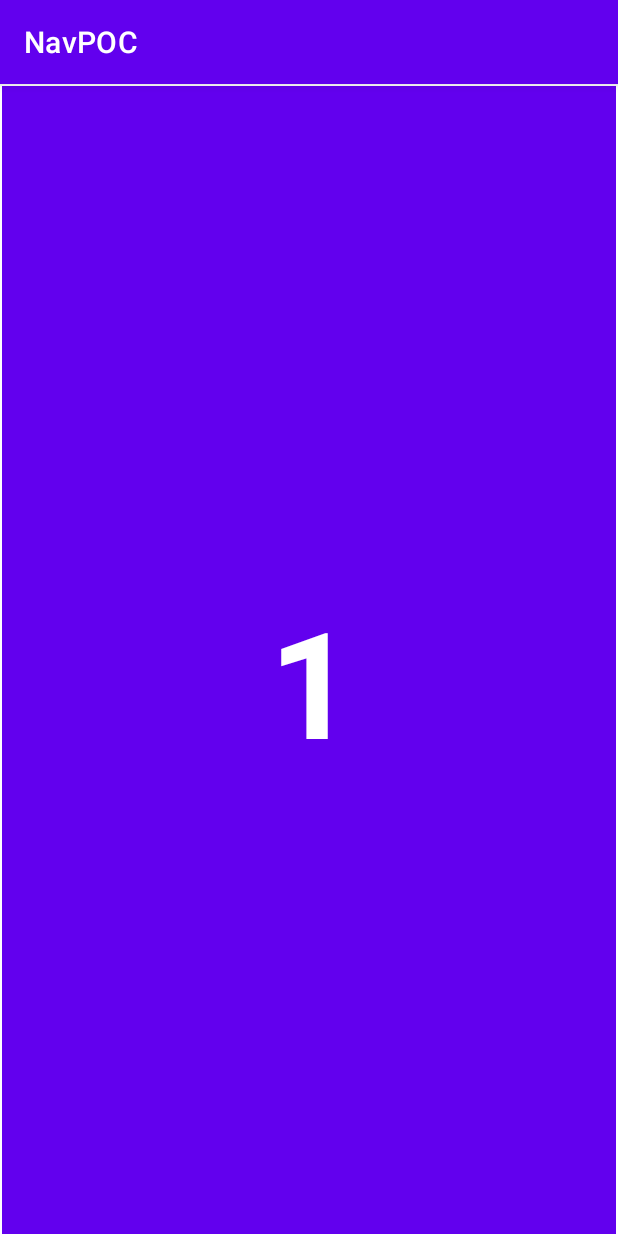
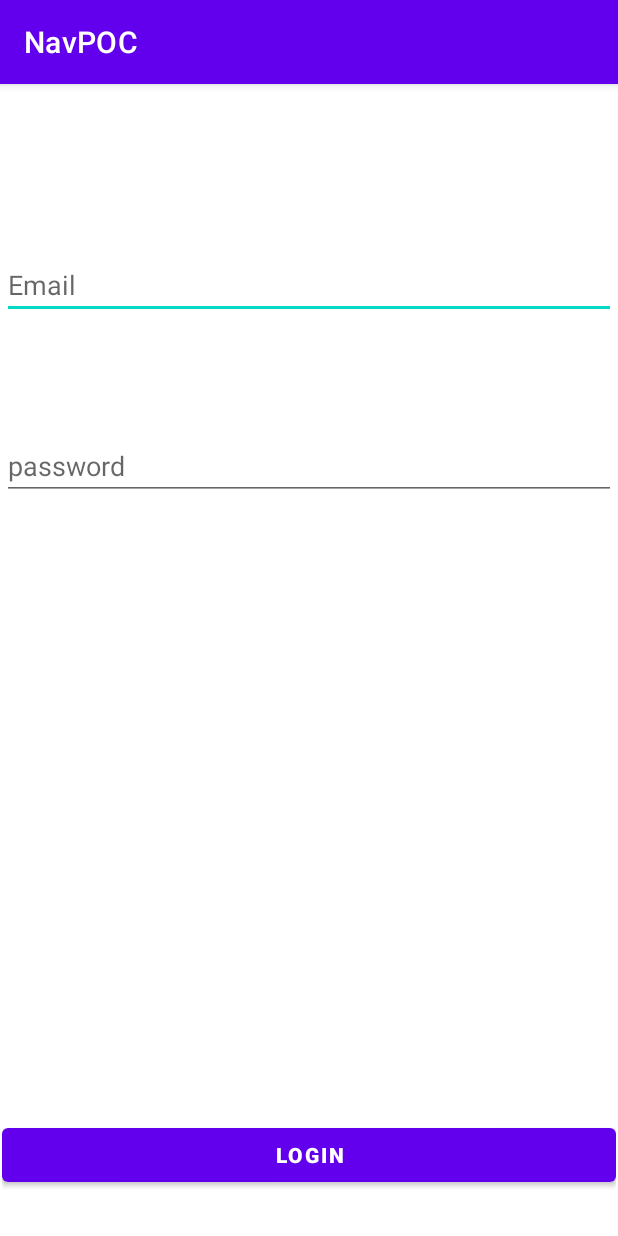
Before and after one commit to deeptijakhotra/NavigationAndroidPOC, an Android app: the screen it shows after launch (MainActivity), on a phone screen of 412 x 824 dp. Run offline under Robolectric (Android 15) with nearby library versions, the phone set to English and light mode, and no system bars.

Commit message:
login navigation to logout.

```diff
--- /dev/null
+++ b/app/src/main/java/io/tntra/navpoc/LoginFragment.kt
@@ -0,0 +1,32 @@
+package io.tntra.navpoc
+
+import android.os.Bundle
+import androidx.fragment.app.Fragment
+import android.view.LayoutInflater
+import android.view.View
+import android.view.ViewGroup
+import androidx.navigation.Navigation
+import io.tntra.navpoc.databinding.FragmentFirstBinding
+import io.tntra.navpoc.databinding.FragmentLoginBinding
+
+/**
+ * A simple [Fragment] subclass.
+ * Use the [LoginFragment.newInstance] factory method to
+ * create an instance of this fragment.
+ */
+class LoginFragment : Fragment() {
+    private lateinit var binding: FragmentLoginBinding
+
+    override fun onCreateView(
+        inflater: LayoutInflater, container: ViewGroup?,
+        savedInstanceState: Bundle?
+    ): View? {
+        val view = inflater.inflate(R.layout.fragment_login, container, false)
+        val binding = FragmentLoginBinding.bind(view)
+        binding.loginbtn.setOnClickListener {
+            Navigation.findNavController(view).navigate(R.id.navigate_to_logout)
+        }
+        return view
+    }
+
+}
--- /dev/null
+++ b/app/src/main/res/layout/fragment_login.xml
@@ -0,0 +1,55 @@
+<?xml version="1.0" encoding="utf-8"?>
+<androidx.constraintlayout.widget.ConstraintLayout xmlns:android="http://schemas.android.com/apk/res/android"
+    xmlns:app="http://schemas.android.com/apk/res-auto"
+    xmlns:tools="http://schemas.android.com/tools"
+    android:id="@+id/LoginLayout"
+    android:layout_width="match_parent"
+    android:layout_height="match_parent"
+    tools:context=".LoginFragment">
+
+
+    <EditText
+        android:id="@+id/editTextEmail"
+        android:layout_width="match_parent"
+        android:layout_height="wrap_content"
+        android:layout_marginTop="93dp"
+        android:layout_marginBottom="593dp"
+        android:hint="Email"
+        android:ems="10"
+        android:inputType="textEmailAddress"
+        app:layout_constraintBottom_toBottomOf="parent"
+        app:layout_constraintTop_toTopOf="parent"
+        tools:layout_editor_absoluteX="72dp" />
+
+    <EditText
+        android:id="@+id/editTextPassword"
+        android:layout_width="match_parent"
+        android:layout_height="wrap_content"
+        android:layout_marginTop="197dp"
+        android:layout_marginBottom="489dp"
+        android:ems="10"
+        android:hint="password"
+        android:inputType="textPassword"
+        app:layout_constraintBottom_toBottomOf="parent"
+        app:layout_constraintEnd_toEndOf="parent"
+        app:layout_constraintHorizontal_bias="1.0"
+        app:layout_constraintStart_toStartOf="parent"
+        app:layout_constraintTop_toTopOf="parent"
+        app:layout_constraintVertical_bias="1.0" />
+
+    <com.google.android.material.button.MaterialButton
+        android:id="@+id/loginbtn"
+        android:layout_width="match_parent"
+        android:layout_height="wrap_content"
+        android:text="login"
+        android:textColor="@color/white"
+        android:textStyle="bold"
+        app:layout_constraintBottom_toBottomOf="parent"
+        app:layout_constraintEnd_toEndOf="parent"
+        app:layout_constraintHorizontal_bias="1.0"
+        app:layout_constraintStart_toStartOf="parent"
+        app:layout_constraintTop_toTopOf="parent"
+        app:layout_constraintVertical_bias="0.96" />
+
+
+</androidx.constraintlayout.widget.ConstraintLayout>
--- a/app/src/main/res/navigation/my_nav.xml
+++ b/app/src/main/res/navigation/my_nav.xml
@@ -3,7 +3,7 @@
     xmlns:app="http://schemas.android.com/apk/res-auto"
     xmlns:tools="http://schemas.android.com/tools"
     android:id="@+id/my_nav"
-    app:startDestination="@id/firstFragment">
+    app:startDestination="@id/loginFragment">
 
     <fragment
         android:id="@+id/firstFragment"
@@ -23,4 +23,22 @@
             android:id="@+id/navigate_to_firstFragment"
             app:destination="@id/firstFragment" />
     </fragment>
+    <fragment
+        android:id="@+id/loginFragment"
+        android:name="io.tntra.navpoc.LoginFragment"
+        android:label="fragment_login"
+        tools:layout="@layout/fragment_login" >
+        <action
+            android:id="@+id/navigate_to_logout"
+            app:destination="@id/logoutFragment" />
+    </fragment>
+    <fragment
+        android:id="@+id/logoutFragment"
+        android:name="io.tntra.navpoc.LogoutFragment"
+        android:label="fragment_logout"
+        tools:layout="@layout/fragment_logout" >
+        <action
+            android:id="@+id/navigate_to_login"
+            app:destination="@id/loginFragment" />
+    </fragment>
 </navigation>
--- a/app/src/main/res/values/strings.xml
+++ b/app/src/main/res/values/strings.xml
@@ -1,3 +1,5 @@
 <resources>
     <string name="app_name">NavPOC</string>
+    <!-- TODO: Remove or change this placeholder text -->
+    <string name="hello_blank_fragment">Hello blank fragment</string>
 </resources>
```
Also changed, not shown: app/src/main/java/io/tntra/navpoc/LogoutFragment.kt (added, +31 -0 lines), app/src/main/res/layout/fragment_logout.xml (added, +43 -0 lines).
